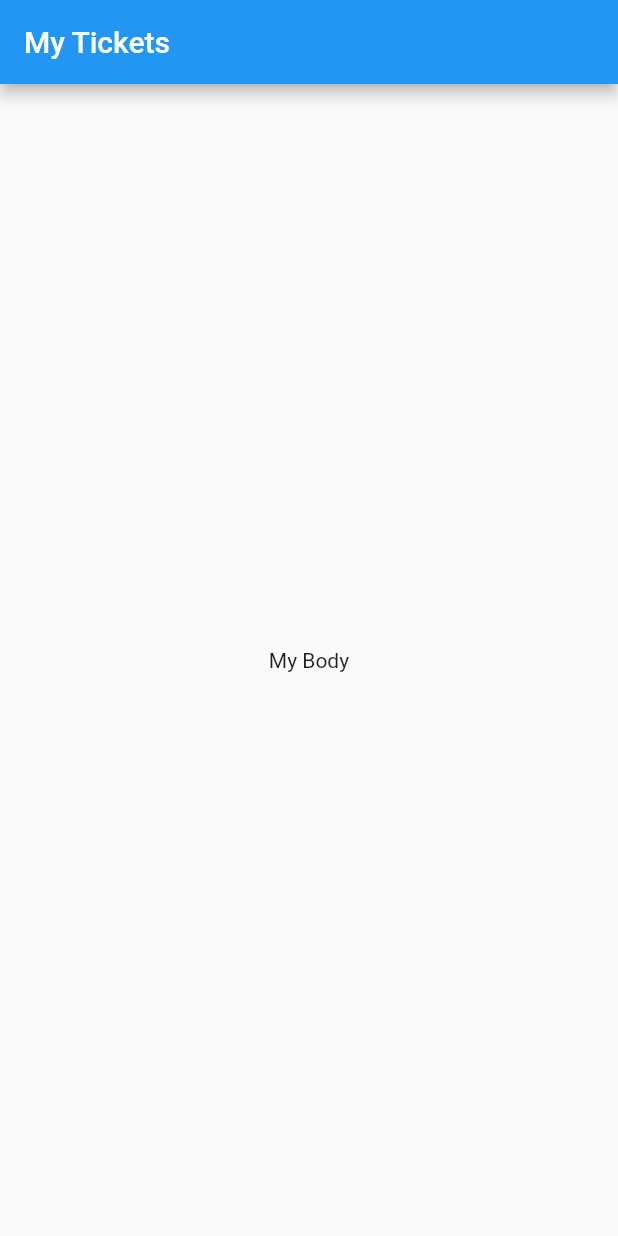
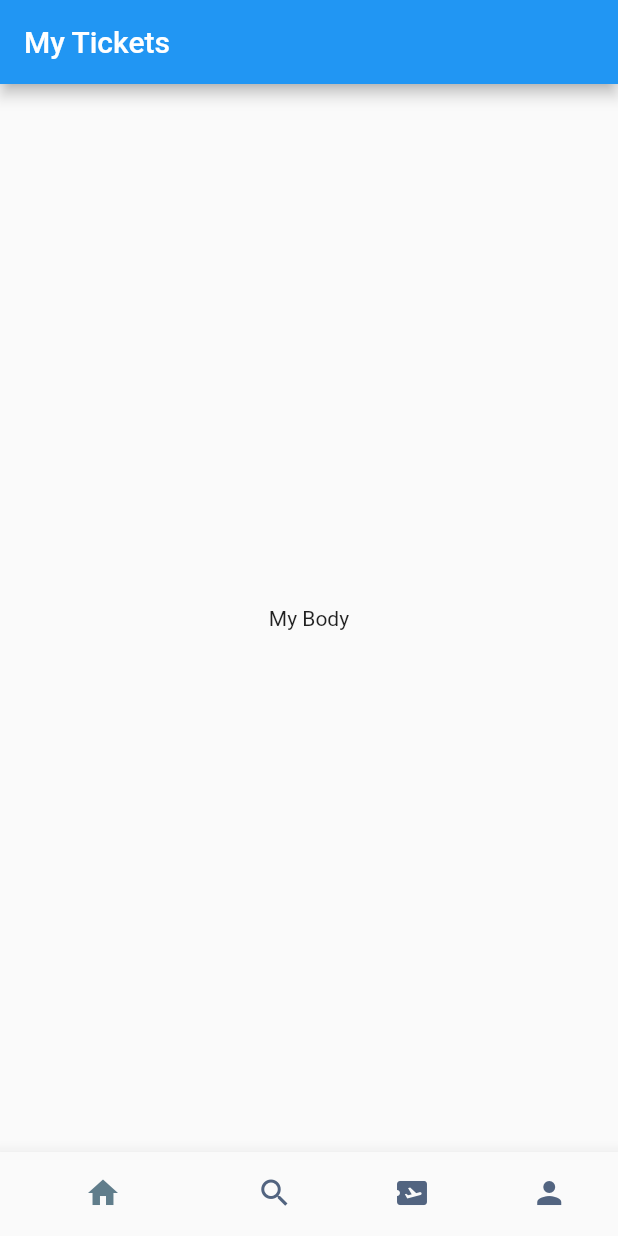
Before and after one commit to MAHANNAVIDU734/Flutter-Apps, a Flutter app: the screen it shows after launch, on a phone screen of 412 x 824 dp. Run offline on Flutter 3.47's test engine with Material 2 defaults, Android fonts, the phone set to English and light mode, and no system bars.

Commit message:
bottom Navigation bar

```diff
--- a/Ticket_Booking/lib/screens/bottom_bar.dart
+++ b/Ticket_Booking/lib/screens/bottom_bar.dart
@@ -13,13 +13,26 @@ class _BottomBarState extends State<BottomBar> {
   Widget build(BuildContext context) {
     return Scaffold(
       appBar: AppBar(
-        title: Text("My Tickets"),
+        title: const Text("My Tickets"),
       ),
-      body: Center(
+      body: const Center(
         child: Text(
          "My Body"
         ),
       ),
+      bottomNavigationBar: BottomNavigationBar(
+        elevation: 10,
+        showSelectedLabels: false,
+        showUnselectedLabels: false,
+        selectedItemColor: Colors.blueGrey,
+        unselectedItemColor: const Color(0xFF526480),
+        items: const [
+          BottomNavigationBarItem(icon: Icon(Icons.home), label: "Home"),
+          BottomNavigationBarItem(icon: Icon(Icons.search), label: "Search"),
+          BottomNavigationBarItem(icon: Icon(Icons.airplane_ticket), label: "Ticket"),
+          BottomNavigationBarItem(icon: Icon(Icons.person), label: "Profile"),
+        ],
+      ),
     );
   }
 }
```
